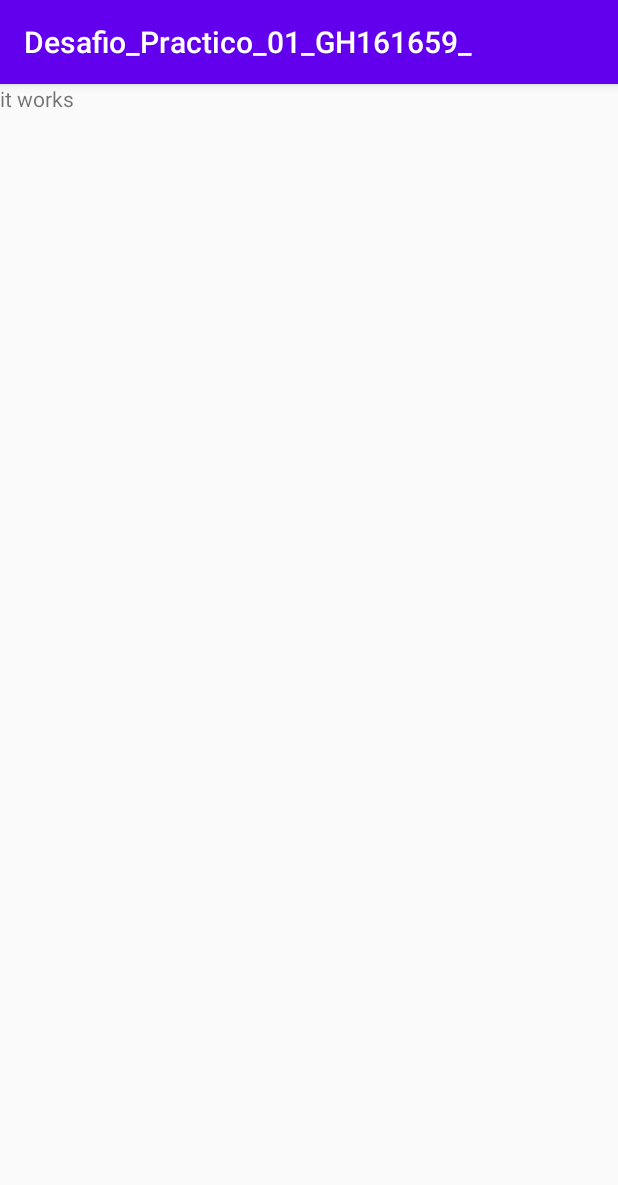
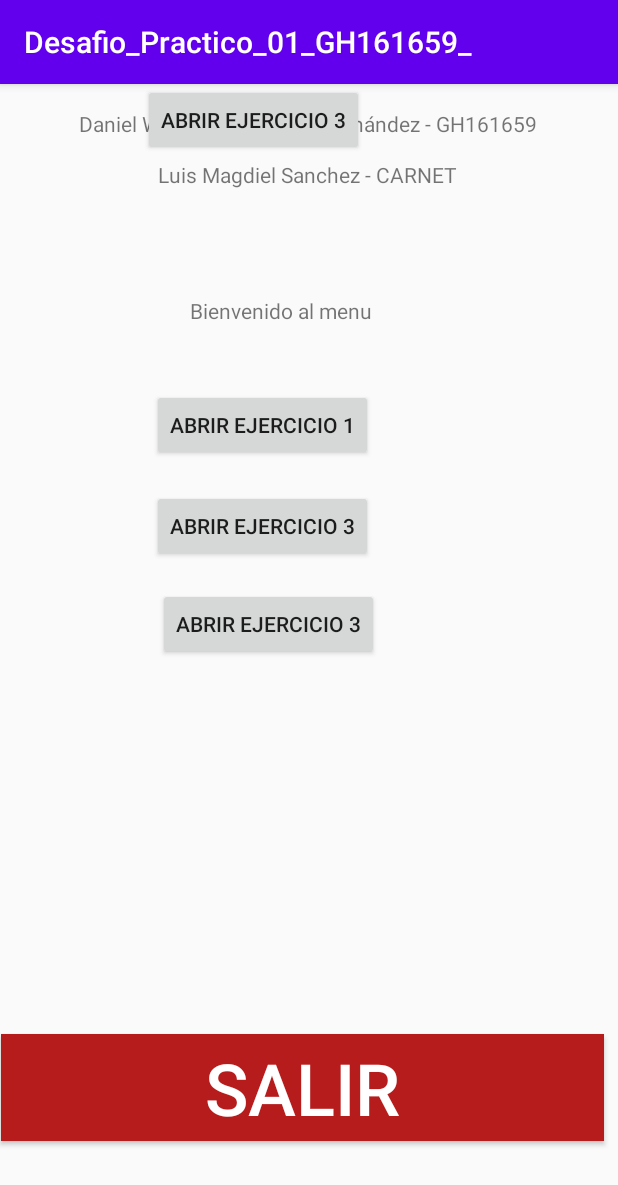
Before and after one commit to danielwilfredo/DSM-Desafio-Practico-1, an Android app: the menu screen opened directly, with no data from a screen before it, on a phone screen of 412 x 824 dp. Shown: the top 1185 px of the screen. Run offline under Robolectric (Android 15) with nearby library versions, the phone set to English and light mode, and no system bars.

Commit message:
trabajando en el ejercicio3 y menu

```diff
--- a/Desafio_Practico_01_GH161659_SC180226/app/src/main/AndroidManifest.xml
+++ b/Desafio_Practico_01_GH161659_SC180226/app/src/main/AndroidManifest.xml
@@ -9,6 +9,9 @@
         android:roundIcon="@mipmap/ic_launcher_round"
         android:supportsRtl="true"
         android:theme="@style/Theme.Desafio_Practico_01_GH161659">
+        <activity
+            android:name=".Ejercicio3"
+            android:exported="false" />
         <activity
             android:name=".menu"
             android:exported="false" />
--- a/Desafio_Practico_01_GH161659_SC180226/app/src/main/res/layout/activity_menu.xml
+++ b/Desafio_Practico_01_GH161659_SC180226/app/src/main/res/layout/activity_menu.xml
@@ -7,12 +7,107 @@
     tools:context=".menu">
 
 
+    <Button
+        android:id="@+id/btnE5"
+        android:layout_width="402dp"
+        android:layout_height="71dp"
+        android:background="#F43636"
+        android:backgroundTint="#B71C1C"
+        android:onClick="OpenEjercicio3"
+        android:text="SALIR"
+        android:textColor="#FFFFFF"
+        android:textSize="48sp"
+        app:layout_constraintBottom_toBottomOf="parent"
+        app:layout_constraintEnd_toEndOf="parent"
+        app:layout_constraintHorizontal_bias="0.06"
+        app:layout_constraintStart_toStartOf="parent"
+        app:layout_constraintTop_toTopOf="parent"
+        app:layout_constraintVertical_bias="0.909" />
+
+    <Button
+        android:id="@+id/btnE4"
+        android:layout_width="wrap_content"
+        android:layout_height="wrap_content"
+        android:onClick="OpenEjercicio3"
+        android:text="Abrir Ejercicio 3"
+        app:layout_constraintEnd_toEndOf="parent"
+        app:layout_constraintHorizontal_bias="0.359"
+        app:layout_constraintStart_toStartOf="parent"
+        app:layout_constraintTop_toTopOf="parent" />
+
+    <Button
+        android:id="@+id/btnE2"
+        android:layout_width="wrap_content"
+        android:layout_height="wrap_content"
+        android:onClick="OpenEjercicio3"
+        android:text="Abrir Ejercicio 1"
+        app:layout_constraintBottom_toBottomOf="parent"
+        app:layout_constraintEnd_toEndOf="parent"
+        app:layout_constraintHorizontal_bias="0.382"
+        app:layout_constraintStart_toStartOf="parent"
+        app:layout_constraintTop_toTopOf="parent"
+        app:layout_constraintVertical_bias="0.282" />
+
+    <Button
+        android:id="@+id/btnE"
+        android:layout_width="wrap_content"
+        android:layout_height="wrap_content"
+        android:onClick="OpenEjercicio3"
+        android:text="Abrir Ejercicio 3"
+        app:layout_constraintBottom_toBottomOf="parent"
+        app:layout_constraintEnd_toEndOf="parent"
+        app:layout_constraintHorizontal_bias="0.382"
+        app:layout_constraintStart_toStartOf="parent"
+        app:layout_constraintTop_toTopOf="parent"
+        app:layout_constraintVertical_bias="0.376" />
+
+    <TextView
+        android:id="@+id/textView4"
+        android:layout_width="wrap_content"
+        android:layout_height="wrap_content"
+        android:text="Daniel Wilfredo Granados Hernández - GH161659"
+        app:layout_constraintBottom_toBottomOf="parent"
+        app:layout_constraintEnd_toEndOf="parent"
+        app:layout_constraintHorizontal_bias="0.495"
+        app:layout_constraintStart_toStartOf="parent"
+        app:layout_constraintTop_toTopOf="parent"
+        app:layout_constraintVertical_bias="0.022" />
+
+    <TextView
+        android:id="@+id/textView23"
+        android:layout_width="wrap_content"
+        android:layout_height="wrap_content"
+        android:text="Luis Magdiel Sanchez - CARNET"
+        app:layout_constraintBottom_toBottomOf="parent"
+        app:layout_constraintEnd_toEndOf="parent"
+        app:layout_constraintHorizontal_bias="0.495"
+        app:layout_constraintStart_toStartOf="parent"
+        app:layout_constraintTop_toTopOf="parent"
+        app:layout_constraintVertical_bias="0.068" />
+
     <TextView
         android:id="@+id/textView2"
         android:layout_width="wrap_content"
         android:layout_height="wrap_content"
-        android:text="it works"
-        tools:layout_editor_absoluteX="140dp"
-        tools:layout_editor_absoluteY="292dp" />
+        android:text="Bienvenido al menu"
+        app:layout_constraintBottom_toBottomOf="parent"
+        app:layout_constraintEnd_toEndOf="parent"
+        app:layout_constraintHorizontal_bias="0.435"
+        app:layout_constraintStart_toStartOf="parent"
+        app:layout_constraintTop_toTopOf="parent"
+        app:layout_constraintVertical_bias="0.189" />
+
+    <Button
+        android:id="@+id/btnE3"
+        android:layout_width="wrap_content"
+        android:layout_height="wrap_content"
+        android:onClick="OpenEjercicio3"
+        android:text="Abrir Ejercicio 3"
+        app:layout_constraintBottom_toBottomOf="parent"
+        app:layout_constraintEnd_toEndOf="parent"
+        app:layout_constraintHorizontal_bias="0.397"
+        app:layout_constraintStart_toStartOf="parent"
+        app:layout_constraintTop_toTopOf="parent"
+        app:layout_constraintVertical_bias="0.467" />
 
 </android.support.constraint.ConstraintLayout>
```
Also changed, not shown: Desafio_Practico_01_GH161659_SC180226/app/src/main/java/sv/edu/udb/desafio_practico_01_gh161659/Ejercicio3.java (added, +72 -0 lines), Desafio_Practico_01_GH161659_SC180226/app/src/main/java/sv/edu/udb/desafio_practico_01_gh161659/menu.java (+15 -0 lines), Desafio_Practico_01_GH161659_SC180226/app/src/main/res/layout/activity_ejercicio3.xml (added, +419 -0 lines).
